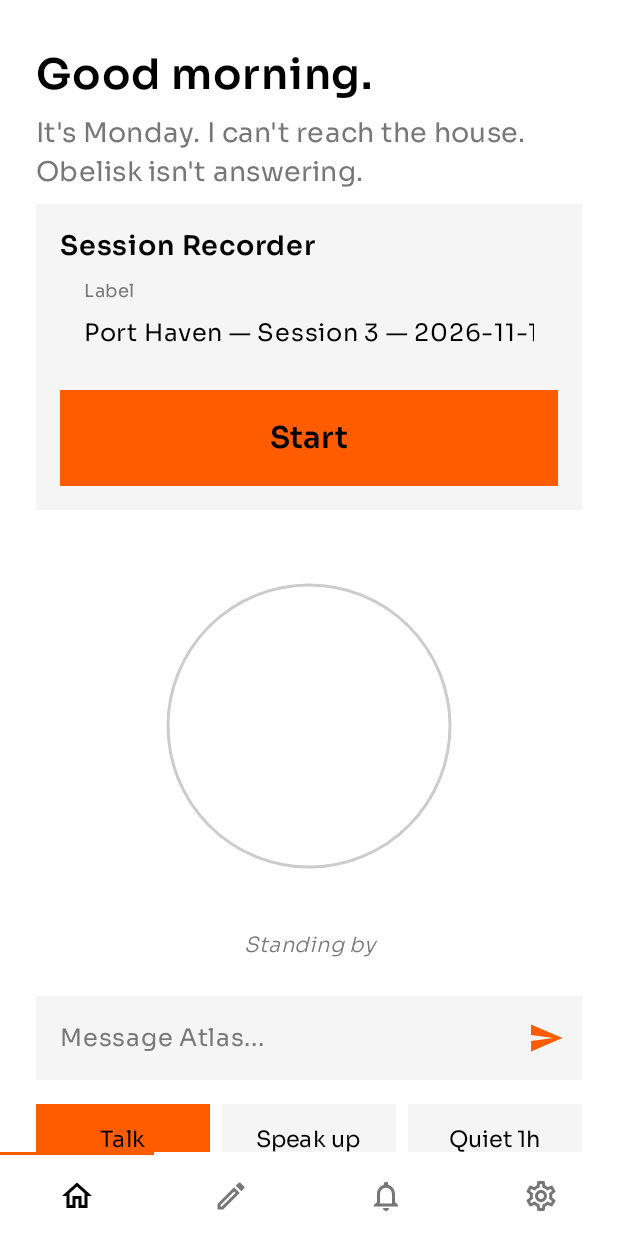
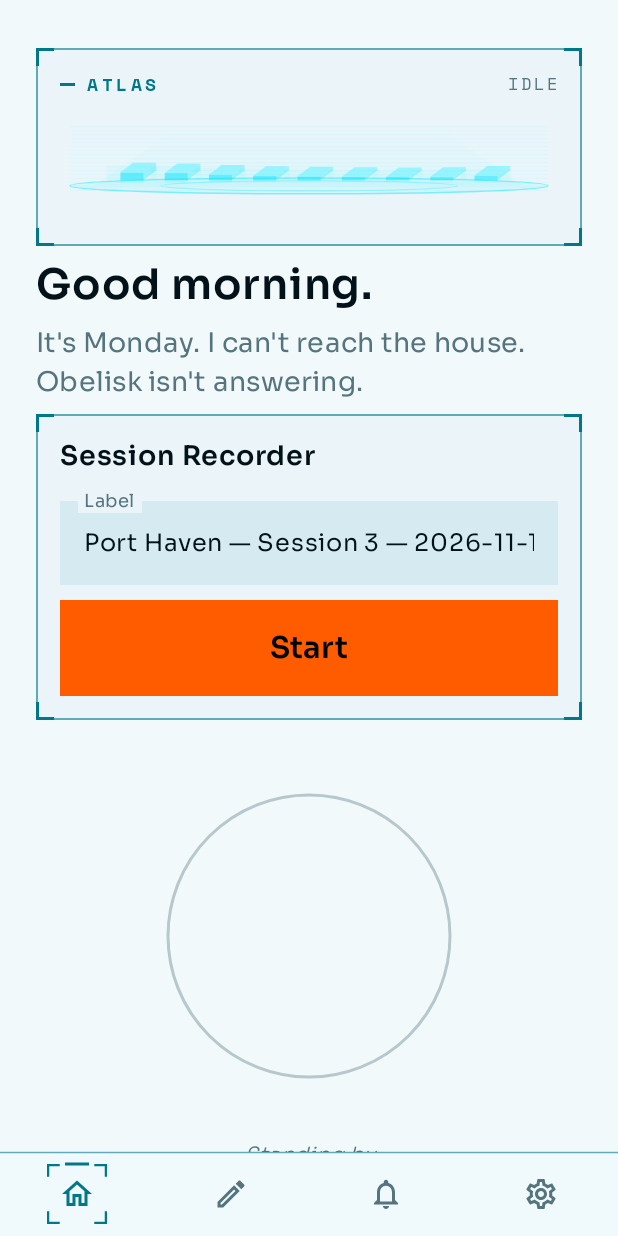
Before and after one commit to Jondude1/ATLAS, an Android app built with Jetpack Compose: the screen it shows after launch (MainActivity), on a phone screen of 412 x 824 dp. Run offline under Robolectric (Android 15) with nearby library versions, the phone set to English and light mode, and no system bars; libraries missing offline, so code that uses them is left out: androidx.core.graphics, com.k2fsa.sherpa; pictures from the network do not load.

Commit message:
Stark phase 2: bring the hologram theme into the app
Compose app rethemed to the overlay's Stark hologram world: cyan
#00E5FF primary on blue-black ground, HoloCard corner-bracket cards,
HoloHeader telemetry section headers, waveform PresenceHeader on
Home, in-app boot-in power-on, HoloNavBar with target-lock selected
state. Orange #FF5C00 kept as the hot accent for actions/alerts.
Grayscale mode flattens the cyan like it does the orange. Behavior
unchanged.

```diff
--- /dev/null
+++ b/app/src/main/java/com/jondude/anzu/HoloUi.kt
@@ -0,0 +1,216 @@
+package com.jondude.anzu
+
+import android.graphics.Color as AColor
+import android.graphics.ColorMatrix
+import android.graphics.ColorMatrixColorFilter
+import android.graphics.Paint
+import android.view.View
+import androidx.compose.animation.core.Animatable
+import androidx.compose.animation.core.LinearEasing
+import androidx.compose.animation.core.tween
+import androidx.compose.foundation.Canvas
+import androidx.compose.foundation.background
+import androidx.compose.foundation.border
+import androidx.compose.foundation.clickable
+import androidx.compose.foundation.layout.navigationBarsPadding
+import androidx.compose.foundation.gestures.detectTapGestures
+import androidx.compose.foundation.layout.Box
+import androidx.compose.foundation.layout.Column
+import androidx.compose.foundation.layout.Row
+import androidx.compose.foundation.layout.fillMaxSize
+import androidx.compose.foundation.layout.fillMaxWidth
+import androidx.compose.foundation.layout.height
+import androidx.compose.foundation.layout.padding
+import androidx.compose.foundation.layout.size
+import androidx.compose.foundation.layout.width
+import androidx.compose.material3.Text
+import androidx.compose.runtime.Composable
+import androidx.compose.runtime.LaunchedEffect
+import androidx.compose.runtime.getValue
+import androidx.compose.runtime.mutableStateOf
+import androidx.compose.runtime.remember
+import androidx.compose.runtime.setValue
+import androidx.compose.ui.Alignment
+import androidx.compose.ui.Modifier
+import androidx.compose.ui.draw.alpha
+import androidx.compose.ui.draw.drawBehind
+import androidx.compose.ui.geometry.Offset
+import androidx.compose.ui.geometry.Size
+import androidx.compose.ui.graphics.Color
+import androidx.compose.ui.graphics.StrokeCap
+import androidx.compose.ui.graphics.drawscope.DrawScope
+import androidx.compose.ui.graphics.drawscope.Stroke
+import androidx.compose.ui.input.pointer.pointerInput
+import androidx.compose.ui.text.font.FontFamily
+import androidx.compose.ui.text.font.FontWeight
+import androidx.compose.ui.unit.Dp
+import androidx.compose.ui.unit.dp
+import androidx.compose.ui.unit.sp
+import androidx.compose.ui.viewinterop.AndroidView
+import com.jondude.anzu.assist.Discretion
+import com.jondude.anzu.overlay.Holo
+import com.jondude.anzu.overlay.OrbMode
+import com.jondude.anzu.overlay.WaveformView
+
+/**
+ * The app's side of the hologram: one palette, read from the overlay's [Holo] values so the two stay a
+ * single look. Every colour passes through [gray], so grayscale mode (after bedtime) collapses the cyan
+ * to neutral exactly as it already flattens the orange.
+ */
+object Stark {
+    /** Set from the activity each composition, like the app's other light/dark switch. */
+    var dark by mutableStateOf(true)
+
+    private fun hex(s: String) = Color(AColor.parseColor(s))
+
+    /** Rec. 709 luminance, same alpha. */
+    fun gray(c: Color): Color {
+        if (!Discretion.grayscale()) return c
+        val l = 0.2126f * c.red + 0.7152f * c.green + 0.0722f * c.blue
+        return Color(l, l, l, c.alpha)
+    }
+
+    val cyan: Color get() = gray(if (dark) hex(Holo.CYAN) else Color(0xFF00788A))
+    val cyanDim: Color get() = gray(if (dark) hex(Holo.CYAN_DIM) else Color(0x9900788A))
+    val cyanFaint: Color get() = gray(if (dark) hex(Holo.CYAN_FAINT) else Color(0x3300788A))
+    val ground: Color get() = gray(if (dark) Color(0xFF02070A) else Color(0xFFF1F9FB))
+    val panel: Color get() = gray(if (dark) Color(0xFF0A1F29) else Color(0xFFE2F1F5))
+    val fill: Color get() = gray(if (dark) Color(0xFF0C2733) else Color(0xFFD6EBF1))
+    val hairline: Color get() = gray(if (dark) Color(0xFF123846) else Color(0xFFB5D9E3))
+    val text: Color get() = gray(if (dark) Color(0xFFE8FBFF) else Color(0xFF021218))
+    val muted: Color get() = gray(if (dark) Color(0xFF7C9CA6) else Color(0xFF55747E))
+    /** The card glass: the overlay's FILL, translucent. */
+    val glass: Color get() = gray(if (dark) hex(Holo.FILL) else Color(0xE6EAF6F9))
+}
+
+/** Square corner brackets in [color], [len] long, drawn inside the bounds. */
+private fun DrawScope.brackets(color: Color, len: Dp, width: Dp) {
+    val l = len.toPx(); val w = width.toPx(); val h = w / 2
+    val s = Stroke(width = w, cap = StrokeCap.Square)
+    val x0 = h; val y0 = h; val x1 = size.width - h; val y1 = size.height - h
+    fun corner(cx: Float, cy: Float, dx: Float, dy: Float) {
+        drawLine(color, Offset(cx, cy), Offset(cx + dx * l, cy), s.width, StrokeCap.Square)
+        drawLine(color, Offset(cx, cy), Offset(cx, cy + dy * l), s.width, StrokeCap.Square)
+    }
+    corner(x0, y0, 1f, 1f); corner(x1, y0, -1f, 1f); corner(x0, y1, 1f, -1f); corner(x1, y1, -1f, -1f)
+}
+
+/** The one card: translucent dark glass, a 1dp dim-cyan hairline and full-cyan square corner brackets. */
+@Composable
+fun HoloCard(modifier: Modifier = Modifier, content: @Composable () -> Unit) {
+    val glass = Stark.glass; val edge = Stark.cyanDim; val br = Stark.cyan
+    Box(
+        modifier.background(glass).border(1.dp, edge)
+            .drawBehind { brackets(br, 10.dp, 2.dp) }
+    ) { content() }
+}
+
+/** A section header: a cyan tick, then the label in spaced uppercase mono. */
+@Composable
+fun HoloHeader(text: String, modifier: Modifier = Modifier) {
+    Row(modifier, verticalAlignment = Alignment.CenterVertically) {
+        Box(Modifier.size(width = 10.dp, height = 2.dp).background(Stark.cyan))
+        Text(
+            text.uppercase(), color = Stark.cyan, fontFamily = HoloMono, fontSize = 12.sp, fontWeight = FontWeight.Bold,
+            letterSpacing = 2.4.sp, modifier = Modifier.padding(start = 8.dp)
+        )
+    }
+}
+
+internal val HoloMono = FontFamily(
+    androidx.compose.ui.text.font.Font(R.font.space_mono_regular, FontWeight.Normal),
+    androidx.compose.ui.text.font.Font(R.font.space_mono_bold, FontWeight.Bold)
+)
+
+/** Atlas's presence at the top of Home: the overlay's waveform, driven by the same state string. */
+@Composable
+fun PresenceHeader(state: String, modifier: Modifier = Modifier) {
+    val mode = when (state) {
+        "listening" -> OrbMode.LISTENING
+        "thinking" -> OrbMode.THINKING
+        "speaking" -> OrbMode.SPEAKING
+        else -> OrbMode.IDLE
+    }
+    HoloCard(modifier.fillMaxWidth()) {
+        Column(Modifier.padding(horizontal = 16.dp, vertical = 12.dp)) {
+            Row(verticalAlignment = Alignment.CenterVertically) {
+                HoloHeader("Atlas", Modifier.weight(1f))
+                Text(state.uppercase().ifBlank { "IDLE" }, color = Stark.muted, fontFamily = HoloMono, fontSize = 11.sp, letterSpacing = 2.sp)
+            }
+            val gray = Discretion.grayscale()
+            AndroidView(
+                factory = { c -> WaveformView(c) },
+                update = { v ->
+                    v.mode = mode
+                    // Grayscale: desaturate the whole view without touching the overlay's drawing code.
+                    if (gray) {
+                        val p = Paint().apply { colorFilter = ColorMatrixColorFilter(ColorMatrix().apply { setSaturation(0f) }) }
+                        v.setLayerType(View.LAYER_TYPE_HARDWARE, p)
+                    } else v.setLayerType(View.LAYER_TYPE_NONE, null)
+                },
+                modifier = Modifier.fillMaxWidth().height(84.dp).padding(top = 8.dp)
+            )
+        }
+    }
+}
+
+/** The bottom bar: translucent dark, a cyan hairline on top, target-lock brackets around the selected tab. */
+@Composable
+fun HoloNavBar(items: List<Pair<String, androidx.compose.ui.graphics.vector.ImageVector>>, selected: Int, onSelect: (Int) -> Unit) {
+    val hair = Stark.cyanDim; val cyan = Stark.cyan
+    Row(
+        Modifier.fillMaxWidth().background(Stark.ground.copy(alpha = 0.94f))
+            .drawBehind { drawLine(hair, Offset(0f, 0.5f), Offset(size.width, 0.5f), 1.dp.toPx()) }
+            .navigationBarsPadding().height(56.dp)
+    ) {
+        items.forEachIndexed { i, (label, icon) ->
+            val on = i == selected
+            Box(
+                Modifier.weight(1f).fillMaxSize().clickable { onSelect(i) },
+                contentAlignment = Alignment.Center
+            ) {
+                Box(
+                    Modifier.size(40.dp).drawBehind {
+                        if (on) {
+                            brackets(cyan, 7.dp, 1.5.dp)
+                            drawLine(cyan, Offset(size.width / 2 - 8.dp.toPx(), 0f), Offset(size.width / 2 + 8.dp.toPx(), 0f), 2.dp.toPx())
+                        }
+                    },
+                    contentAlignment = Alignment.Center
+                ) {
+                    androidx.compose.material3.Icon(
+                        icon, contentDescription = label, tint = if (on) cyan else Stark.muted, modifier = Modifier.size(24.dp)
+                    )
+                }
+            }
+        }
+    }
+}
+
+/** Power-on, once per cold start: an arc sweeps a ring while the dark scrim fades off the content. Tap skips. */
+@Composable
+fun BootIn(enabled: Boolean) {
+    var done by remember { mutableStateOf(!enabled) }
+    if (done) return
+    val t = remember { Animatable(0f) }
+    LaunchedEffect(Unit) {
+        t.animateTo(1f, tween(850, easing = LinearEasing))
+        done = true
+    }
+    val p = t.value
+    val ground = Stark.ground; val cyan = Stark.cyan; val dim = Stark.cyanDim
+    Canvas(
+        Modifier.fillMaxSize().pointerInput(Unit) { detectTapGestures { done = true } }
+            .alpha((1f - ((p - 0.35f) / 0.65f)).coerceIn(0f, 1f))
+    ) {
+        drawRect(ground)
+        val c = Offset(size.width / 2, size.height / 2)
+        val r = size.minDimension * 0.18f
+        drawCircle(dim, r, c, style = Stroke(1.dp.toPx()))
+        drawArc(
+            cyan, -90f, 360f * (p / 0.7f).coerceAtMost(1f), false,
+            Offset(c.x - r, c.y - r), Size(r * 2, r * 2), style = Stroke(3.dp.toPx(), cap = StrokeCap.Square)
+        )
+        drawCircle(cyan.copy(alpha = 0.5f), r * 0.28f * (0.6f + 0.4f * p), c, style = Stroke(2.dp.toPx()))
+    }
+}
--- a/app/src/main/java/com/jondude/anzu/MainActivity.kt
+++ b/app/src/main/java/com/jondude/anzu/MainActivity.kt
@@ -157,12 +157,12 @@ private var isDark by mutableStateOf(true)
 // The names are historical: Gold is the accent, Cream the main text, Muted the secondary text.
 private val Gold: Color get() = if (com.jondude.anzu.assist.Discretion.grayscale()) Color(0xFF9A9A9A) else Color(0xFFFF5C00)
 private val OnGold: Color get() = Color(0xFF000000)
-private val Cream: Color get() = if (isDark) Color(0xFFFFFFFF) else Color(0xFF000000)
-private val Muted: Color get() = if (isDark) Color(0xFF888888) else Color(0xFF777777)
-private val Ground: Color get() = if (isDark) Color(0xFF000000) else Color(0xFFFFFFFF)
-private val Panel: Color get() = if (isDark) Color(0xFF111111) else Color(0xFFF5F5F5)
-private val Fill: Color get() = if (isDark) Color(0xFF111111) else Color(0xFFF5F5F5)
-private val Hairline: Color get() = if (isDark) Color(0xFF222222) else Color(0xFFE5E5E5)
+private val Cream: Color get() = Stark.text
+private val Muted: Color get() = Stark.muted
+private val Ground: Color get() = Stark.ground
+private val Panel: Color get() = Stark.panel
+private val Fill: Color get() = Stark.fill
+private val Hairline: Color get() = Stark.hairline
 
 /** Square corners everywhere: flat, flush, nothing floats. */
 private val Chamfer = androidx.compose.ui.graphics.RectangleShape
@@ -223,34 +223,35 @@ private fun Switch(checked: Boolean, onCheckedChange: (Boolean) -> Unit, colors:
     }
 }
 
-private val DarkColors = darkColorScheme(
-    primary = Color(0xFFFF5C00),
-    onPrimary = Color(0xFF000000),
-    secondary = Color(0xFF888888),
-    onSecondary = Color(0xFF000000),
-    background = Color(0xFF000000),
-    onBackground = Color(0xFFFFFFFF),
-    surface = Color(0xFF111111),
-    onSurface = Color(0xFFFFFFFF),
-    surfaceVariant = Color(0xFF111111),
-    onSurfaceVariant = Color(0xFF888888),
-    outline = Color(0xFF888888),
-    error = Color(0xFFFF5A52)
+/** The Stark scheme: cyan-tinted ground and panels, hologram cyan primary; orange stays on action buttons and alerts. */
+private fun darkColors() = darkColorScheme(
+    primary = Stark.cyan,
+    onPrimary = Color(0xFF021218),
+    secondary = Stark.muted,
+    onSecondary = Color(0xFF021218),
+    background = Color(0xFF02070A).let { Stark.gray(it) },
+    onBackground = Stark.text,
+    surface = Stark.panel,
+    onSurface = Stark.text,
+    surfaceVariant = Stark.fill,
+    onSurfaceVariant = Stark.muted,
+    outline = Stark.cyanDim,
+    error = Stark.gray(Color(0xFFFF5A52))
 )
 
-private val LightColors = lightColorScheme(
-    primary = Color(0xFFFF5C00),
-    onPrimary = Color(0xFF000000),
-    secondary = Color(0xFF777777),
+private fun lightColors() = lightColorScheme(
+    primary = Stark.cyan,
+    onPrimary = Color(0xFFFFFFFF),
+    secondary = Stark.muted,
     onSecondary = Color(0xFFFFFFFF),
-    background = Color(0xFFFFFFFF),
-    onBackground = Color(0xFF000000),
-    surface = Color(0xFFF5F5F5),
-    onSurface = Color(0xFF000000),
-    surfaceVariant = Color(0xFFF5F5F5),
-    onSurfaceVariant = Color(0xFF777777),
-    outline = Color(0xFF777777),
-    error = Color(0xFFC81E1E)
+    background = Stark.ground,
+    onBackground = Stark.text,
+    surface = Stark.panel,
+    onSurface = Stark.text,
+    surfaceVariant = Stark.fill,
+    onSurfaceVariant = Stark.muted,
+    outline = Stark.cyanDim,
+    error = Stark.gray(Color(0xFFC81E1E))
 )
 
 /** Text fields are soft filled wells with the label inside, no outline. */
@@ -294,10 +295,16 @@ class MainActivity : ComponentActivity() {
     override fun onCreate(savedInstanceState: Bundle?) {
         super.onCreate(savedInstanceState)
         com.jondude.anzu.overlay.OverlayService.ensureRunning(this)
+        // Power-on plays on a cold start only, never when the activity is recreated.
+        val cold = savedInstanceState == null
         setContent {
             isDark = isSystemInDarkTheme()
-            MaterialTheme(colorScheme = if (isDark) DarkColors else LightColors, typography = ConsoleType, shapes = ConsoleShapes) {
-                AppRoot(resumes.intValue)
+            Stark.dark = isDark
+            MaterialTheme(colorScheme = if (isDark) darkColors() else lightColors(), typography = ConsoleType, shapes = ConsoleShapes) {
+                Box(Modifier.fillMaxSize()) {
+                    AppRoot(resumes.intValue)
+                    BootIn(enabled = cold)
+                }
             }
         }
     }
@@ -323,26 +330,15 @@ fun AppRoot(resumes: Int) {
     Scaffold(
         containerColor = MaterialTheme.colorScheme.background,
         bottomBar = {
-            // A flat bar: a short orange line sits above the tab you are on.
-            val items = listOf(
-                "Atlas" to Icons.Outlined.Home,
-                "Notes" to Icons.Outlined.Create,
-                "Whisper" to Icons.Outlined.Notifications,
-                "Settings" to Icons.Outlined.Settings
-            )
-            Row(Modifier.fillMaxWidth().background(Ground).navigationBarsPadding().height(56.dp)) {
-                items.forEachIndexed { i, (label, icon) ->
-                    Column(
-                        Modifier.weight(1f).fillMaxHeight().clickable { tab = i },
-                        horizontalAlignment = Alignment.CenterHorizontally
-                    ) {
-                        Box(Modifier.fillMaxWidth().height(2.dp).background(if (tab == i) Gold else Color.Transparent))
-                        Box(Modifier.weight(1f), contentAlignment = Alignment.Center) {
-                            Icon(icon, contentDescription = label, tint = if (tab == i) Cream else Muted, modifier = Modifier.size(24.dp))
-                        }
-                    }
-                }
-            }
+            HoloNavBar(
+                listOf(
+                    "Atlas" to Icons.Outlined.Home,
+                    "Notes" to Icons.Outlined.Create,
+                    "Whisper" to Icons.Outlined.Notifications,
+                    "Settings" to Icons.Outlined.Settings
+                ),
+                tab
+            ) { tab = it }
         }
     ) { pad ->
         Column(Modifier.padding(pad).fillMaxSize()) {
@@ -371,11 +367,7 @@ fun AppRoot(resumes: Int) {
             }
             val rel = update
             if (rel != null) {
-                Card(
-                    Modifier.fillMaxWidth().padding(horizontal = 16.dp, vertical = 8.dp),
-                    shape = Flat,
-                    colors = CardDefaults.cardColors(containerColor = Panel)
-                ) {
+                HoloCard(Modifier.fillMaxWidth().padding(horizontal = 16.dp, vertical = 8.dp)) {
                     Column(Modifier.padding(horizontal = 16.dp, vertical = 10.dp)) {
                         Text("Atlas ${rel.tag} is available", fontWeight = FontWeight.SemiBold)
                         if (progress >= 0f) {
@@ -451,12 +443,11 @@ fun Section(title: String, content: @Composable () -> Unit) {
     }
     if (nav != null && nav.page != title) return
     Column {
-        if (nav == null) Text(
-            title, color = Cream, fontSize = 18.sp, fontWeight = FontWeight.SemiBold,
-            modifier = Modifier.padding(bottom = 12.dp, top = 8.dp)
-        )
-        Column(Modifier.fillMaxWidth().padding(bottom = 16.dp), verticalArrangement = Arrangement.spacedBy(16.dp)) {
-            content()
+        if (nav == null) HoloHeader(title, Modifier.padding(bottom = 12.dp, top = 8.dp))
+        HoloCard(Modifier.fillMaxWidth().padding(bottom = 16.dp)) {
+            Column(Modifier.fillMaxWidth().padding(16.dp), verticalArrangement = Arrangement.spacedBy(16.dp)) {
+                content()
+            }
         }
     }
 }
@@ -822,7 +813,8 @@ fun RecorderCard() {
         if (granted) { permError = null; consent = true }
         else permError = "Microphone permission is off — recording can't start"
     }
-    Column(Modifier.fillMaxWidth().background(Panel).padding(16.dp), verticalArrangement = Arrangement.spacedBy(10.dp)) {
+    HoloCard(Modifier.fillMaxWidth()) {
+    Column(Modifier.fillMaxWidth().padding(16.dp), verticalArrangement = Arrangement.spacedBy(10.dp)) {
         Text("Session Recorder", color = Cream, fontSize = 18.sp, fontWeight = FontWeight.SemiBold)
         if (rec != null) {
             Text("Recording — ${rec.label}", color = Gold, fontSize = 15.sp, fontWeight = FontWeight.SemiBold)
@@ -868,6 +860,7 @@ fun RecorderCard() {
             }
         }
     }
+    }
     if (consent) {
         AlertDialog(
             onDismissRequest = { consent = false },
@@ -971,6 +964,7 @@ fun HomeScreen(resumes: Int) {
         // A presence, not a dashboard: a greeting that knows the hour, what ATLAS knows in a sentence,
         // the ring, the last thing it said, then the message box and three actions.
         Column(Modifier.padding(top = 24.dp), verticalArrangement = Arrangement.spacedBy(8.dp)) {
+            PresenceHeader(state)
             Text(greeting(), fontSize = 28.sp, fontWeight = FontWeight.SemiBold, color = Cream)
             Text(knows, fontSize = 18.sp, lineHeight = 26.sp, letterSpacing = 0.18.sp, color = Muted)
             RecorderCard()
```
